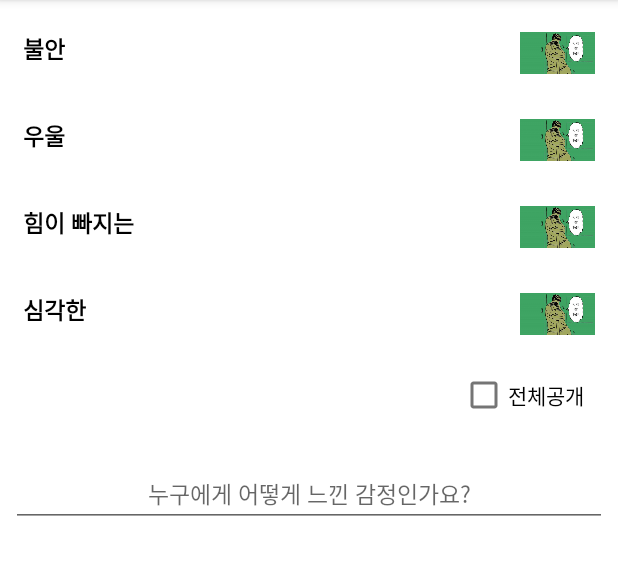
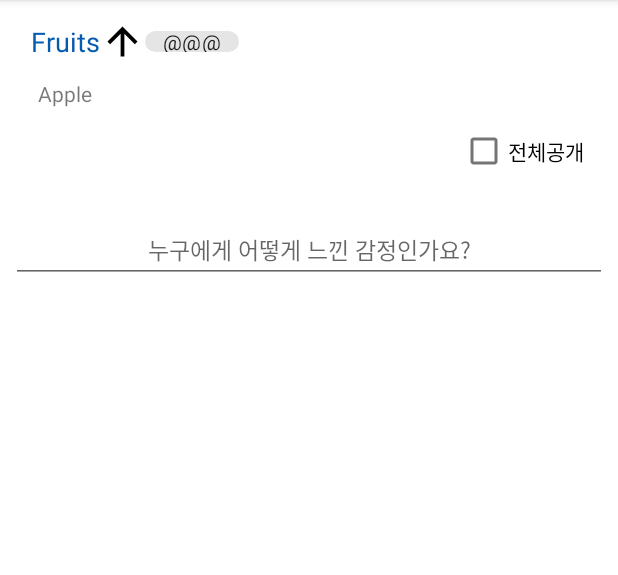
Before and after one commit to HyoilKim/Hug, an Android app: the SelectEmotion screen opened directly, with no data from a screen before it, on a phone screen of 412 x 824 dp, the part 84-659 px from its top. Run offline under Robolectric (Android 15) with nearby library versions, the phone set to English and light mode, and no system bars; our stand-ins replace FlexboxLayout; network calls fail.

Commit message:
diary, not yet selecting emotions

```diff
--- a/Warmer/app/src/main/java/com/example/warmer/ui/calender/Decorator/EventDecorator.java
+++ b/Warmer/app/src/main/java/com/example/warmer/ui/calender/Decorator/EventDecorator.java
@@ -32,6 +32,6 @@ public class EventDecorator implements DayViewDecorator {
     @Override
     public void decorate(DayViewFacade view) {
         view.setSelectionDrawable(drawable);
-        view.addSpan(new DotSpan(5, color)); // 날자밑에 점
+        view.addSpan(new DotSpan(7, color)); // 날자밑에 점
     }
 }
--- a/Warmer/app/src/main/java/com/example/warmer/ui/calender/Decorator/OneDayDecorator.java
+++ b/Warmer/app/src/main/java/com/example/warmer/ui/calender/Decorator/OneDayDecorator.java
@@ -27,8 +27,8 @@ public class OneDayDecorator implements DayViewDecorator {
     @Override
     public void decorate(DayViewFacade view) {
         view.addSpan(new StyleSpan(Typeface.BOLD));
-        view.addSpan(new RelativeSizeSpan(1.4f));
-        view.addSpan(new ForegroundColorSpan(Color.GREEN));
+//        view.addSpan(new RelativeSizeSpan(1.4f));
+        view.addSpan(new ForegroundColorSpan(Color.DKGRAY));
     }
 
     public void setDate(Date date) {
--- a/Warmer/app/src/main/java/com/example/warmer/ui/calender/Decorator/SaturdayDecorator.java
+++ b/Warmer/app/src/main/java/com/example/warmer/ui/calender/Decorator/SaturdayDecorator.java
@@ -24,6 +24,6 @@ public class SaturdayDecorator implements DayViewDecorator {
 
     @Override
     public void decorate(DayViewFacade view) {
-        view.addSpan(new ForegroundColorSpan(Color.BLUE));
+        view.addSpan(new ForegroundColorSpan(Color.LTGRAY));
     }
 }
--- a/Warmer/app/src/main/java/com/example/warmer/ui/calender/Decorator/SundayDecorator.java
+++ b/Warmer/app/src/main/java/com/example/warmer/ui/calender/Decorator/SundayDecorator.java
@@ -24,6 +24,6 @@ public class SundayDecorator implements DayViewDecorator {
 
     @Override
     public void decorate(DayViewFacade view) {
-        view.addSpan(new ForegroundColorSpan(Color.RED));
+        view.addSpan(new ForegroundColorSpan(Color.LTGRAY));
     }
 }
--- a/Warmer/app/src/main/java/com/example/warmer/ui/calender/ExpandableListAdapter.java
+++ b/Warmer/app/src/main/java/com/example/warmer/ui/calender/ExpandableListAdapter.java
@@ -1,6 +1,7 @@
 package com.example.warmer.ui.calender;
 
 import android.content.Context;
+import android.util.Log;
 import android.view.LayoutInflater;
 import android.view.View;
 import android.view.ViewGroup;
@@ -9,6 +10,8 @@ import android.widget.TextView;
 import androidx.recyclerview.widget.RecyclerView;
 
 import com.example.warmer.R;
+import com.google.android.flexbox.FlexboxLayout;
+import com.google.android.material.chip.Chip;
 
 import java.util.ArrayList;
 import java.util.List;
@@ -16,14 +19,14 @@ import java.util.List;
 public class ExpandableListAdapter extends RecyclerView.Adapter<RecyclerView.ViewHolder> {
     public static final int HEADER = 0;
     public static final int CHILD = 1;
-
+    private Context context;
     private List<Item> data;
     public ExpandableListAdapter(List<Item> data) { this.data = data; }
 
     @Override
     public RecyclerView.ViewHolder onCreateViewHolder(ViewGroup parent, int type) {
         View view = null;
-        Context context = parent.getContext();
+        context = parent.getContext();
         float dp = context.getResources().getDisplayMetrics().density;
         int subItemPaddingLeft = (int) (18 * dp);
         int subItemPaddingTopAndBottom = (int) (5 * dp);
@@ -32,8 +35,21 @@ public class ExpandableListAdapter extends RecyclerView.Adapter<RecyclerView.Vie
                 LayoutInflater inflater = (LayoutInflater) parent.getContext().getSystemService(Context.LAYOUT_INFLATER_SERVICE);
                 view = inflater.inflate(R.layout.list_header, parent, false);
                 ListHeaderViewHolder header = new ListHeaderViewHolder(view);
+
+                Chip chip = new Chip(context);
+                chip.setText("@@@");
+                header.flexboxLayout.addView(chip);
+
                 return header;
             case CHILD:
+                // child에 우째 넣냐 ㅅㅂ
+                LayoutInflater inflater1 = (LayoutInflater) parent.getContext().getSystemService(Context.LAYOUT_INFLATER_SERVICE);
+                view = inflater1.inflate(R.layout.item, parent, false);
+                data.get(0).flexboxLayout = view.findViewById(R.id.itemFlexBox);
+                Chip chip1 = new Chip(context);
+                chip1.setText("@@@");
+                data.get(0).flexboxLayout.addView(chip1);
+
                 TextView itemTextView = new TextView(context);
                 itemTextView.setPadding(subItemPaddingLeft, subItemPaddingTopAndBottom, 0, subItemPaddingTopAndBottom);
                 itemTextView.setTextColor(0x88000000);
@@ -49,6 +65,7 @@ public class ExpandableListAdapter extends RecyclerView.Adapter<RecyclerView.Vie
 
     public void onBindViewHolder(RecyclerView.ViewHolder holder, int position) {
         final Item item = data.get(position);
+
         switch (item.type) {
             case HEADER:
                 final ListHeaderViewHolder itemController = (ListHeaderViewHolder) holder;
@@ -103,11 +120,13 @@ public class ExpandableListAdapter extends RecyclerView.Adapter<RecyclerView.Vie
         public TextView header_title;
         public ImageView btn_expand_toggle;
         public Item refferalItem;
+        public FlexboxLayout flexboxLayout;
 
         public ListHeaderViewHolder(View itemView) {
             super(itemView);
             header_title = (TextView) itemView.findViewById(R.id.header_title);
             btn_expand_toggle = (ImageView) itemView.findViewById(R.id.btn_expand_toggle);
+            flexboxLayout = (FlexboxLayout) itemView.findViewById(R.id.flexBox);
         }
     }
 
@@ -115,10 +134,13 @@ public class ExpandableListAdapter extends RecyclerView.Adapter<RecyclerView.Vie
         public int type;
         public String text;
         public List<Item> invisibleChildren;
+        public FlexboxLayout flexboxLayout;
 
-        public Item(int type, String text) {
+        public Item(int type, String text, FlexboxLayout flexboxLayout) {
             this.type = type;
             this.text = text;
+            this.flexboxLayout = flexboxLayout;
+
         }
     }
 }
--- a/Warmer/app/src/main/java/com/example/warmer/ui/calender/SelectEmotion.java
+++ b/Warmer/app/src/main/java/com/example/warmer/ui/calender/SelectEmotion.java
@@ -28,13 +28,46 @@ import java.util.List;
 
 public class SelectEmotion extends AppCompatActivity {
     private ExpandableAdapter adapter;
+    private ExpandableListAdapter adapter1;
     @Override
     protected void onCreate(Bundle savedInstanceState) {
         super.onCreate(savedInstanceState);
         setContentView(R.layout.activity_add_emotion);
-        init();
-        getData();
 
+        RecyclerView recyclerview = findViewById(R.id.recyclerView);
+        recyclerview.setLayoutManager(new LinearLayoutManager(this, LinearLayoutManager.VERTICAL, false));
+        List<ExpandableListAdapter.Item> data = new ArrayList<>();
+
+        View view = getLayoutInflater().inflate(R.layout.item, null, false);
+        FlexboxLayout flexboxLayout = view.findViewById(R.id.itemFlexBox);
+        if (flexboxLayout == null ) {
+            Log.d("@@","@");
+        }
+        data.add(new ExpandableListAdapter.Item(ExpandableListAdapter.HEADER, "Fruits", flexboxLayout));
+        data.add(new ExpandableListAdapter.Item(ExpandableListAdapter.CHILD, "Apple",flexboxLayout));
+//        data.add(new ExpandableListAdapter.Item(ExpandableListAdapter.CHILD, "Orange"));
+//        data.add(new ExpandableListAdapter.Item(ExpandableListAdapter.CHILD, "Banana"));
+//        data.add(new ExpandableListAdapter.Item(ExpandableListAdapter.HEADER, "Cars"));
+//        data.add(new ExpandableListAdapter.Item(ExpandableListAdapter.CHILD, "Audi"));
+//        data.add(new ExpandableListAdapter.Item(ExpandableListAdapter.CHILD, "Aston Martin"));
+//        data.add(new ExpandableListAdapter.Item(ExpandableListAdapter.CHILD, "BMW"));
+//        data.add(new ExpandableListAdapter.Item(ExpandableListAdapter.CHILD, "Cadillac"));
+
+//        ExpandableListAdapter.Item places = new ExpandableListAdapter.Item(ExpandableListAdapter.HEADER, "Places");
+//        places.invisibleChildren = new ArrayList<>();
+//        places.invisibleChildren.add(new ExpandableListAdapter.Item(ExpandableListAdapter.CHILD, "Kerala"));
+//        places.invisibleChildren.add(new ExpandableListAdapter.Item(ExpandableListAdapter.CHILD, "Tamil Nadu"));
+//        places.invisibleChildren.add(new ExpandableListAdapter.Item(ExpandableListAdapter.CHILD, "Karnataka"));
+//        places.invisibleChildren.add(new ExpandableListAdapter.Item(ExpandableListAdapter.CHILD, "Maharashtra"));
+
+//        data.add(places);
+
+        recyclerview.setAdapter(new ExpandableListAdapter(data));
+
+
+
+//        getData();
+//        init();
     }
 
     private void init() {
@@ -42,13 +75,8 @@ public class SelectEmotion extends AppCompatActivity {
         LinearLayoutManager linearLayoutManager = new LinearLayoutManager(this);
         recyclerView.setLayoutManager(linearLayoutManager);
         adapter = new ExpandableAdapter();
-        recyclerView.setAdapter(adapter);
-    }
 
-    private void getData() {
-        // 임의의 데이터입니다.
         List<String> listTitle = Arrays.asList("불안", "우울", "힘이 빠지는", "심각한");
-
         for (int i = 0; i < listTitle.size(); i++) {
             // 각 List의 값들을 data 객체에 set 해줍니다.
             Data data = new Data();
@@ -59,8 +87,25 @@ public class SelectEmotion extends AppCompatActivity {
             adapter.addItem(data);
         }
 
-        // adapter의 값이 변경되었다는 것을 알려줍니다.
-        adapter.notifyDataSetChanged();
+        recyclerView.setAdapter(adapter);
     }
 
+//    private void getData() {
+//        // 임의의 데이터입니다.
+//        List<String> listTitle = Arrays.asList("불안", "우울", "힘이 빠지는", "심각한");
+//
+//        for (int i = 0; i < listTitle.size(); i++) {
+//            // 각 List의 값들을 data 객체에 set 해줍니다.
+//            Data data = new Data();
+//            data.setTitle(listTitle.get(i));
+//            data.setResId(R.drawable.main_img);
+//
+//            // 각 값이 들어간 data를 adapter에 추가합니다.
+//            adapter.addItem(data);
+//        }
+//
+//        // adapter의 값이 변경되었다는 것을 알려줍니다.
+//        adapter.notifyDataSetChanged();
+//    }
+
 }
--- a/Warmer/app/src/main/res/layout/list_header.xml
+++ b/Warmer/app/src/main/res/layout/list_header.xml
@@ -22,4 +22,10 @@
         android:src="@drawable/circle_button"
         android:layout_width="30dp"
         android:layout_height="30dp"/>
+
+    <com.google.android.flexbox.FlexboxLayout
+        android:id="@+id/flexBox"
+        android:layout_width="match_parent"
+        android:layout_height="match_parent">
+    </com.google.android.flexbox.FlexboxLayout>
 </LinearLayout>
```
Also changed, not shown: Warmer/app/src/main/java/com/example/warmer/ui/calender/Calender.java (+9 -9 lines), Warmer/app/src/main/java/com/example/warmer/ui/calender/ExpandableAdapter.java (+44 -23 lines), Warmer/app/src/main/res/layout/fragment_calendar.xml (+4 -4 lines), Warmer/app/src/main/res/layout/item.xml (+7 -1 lines).
